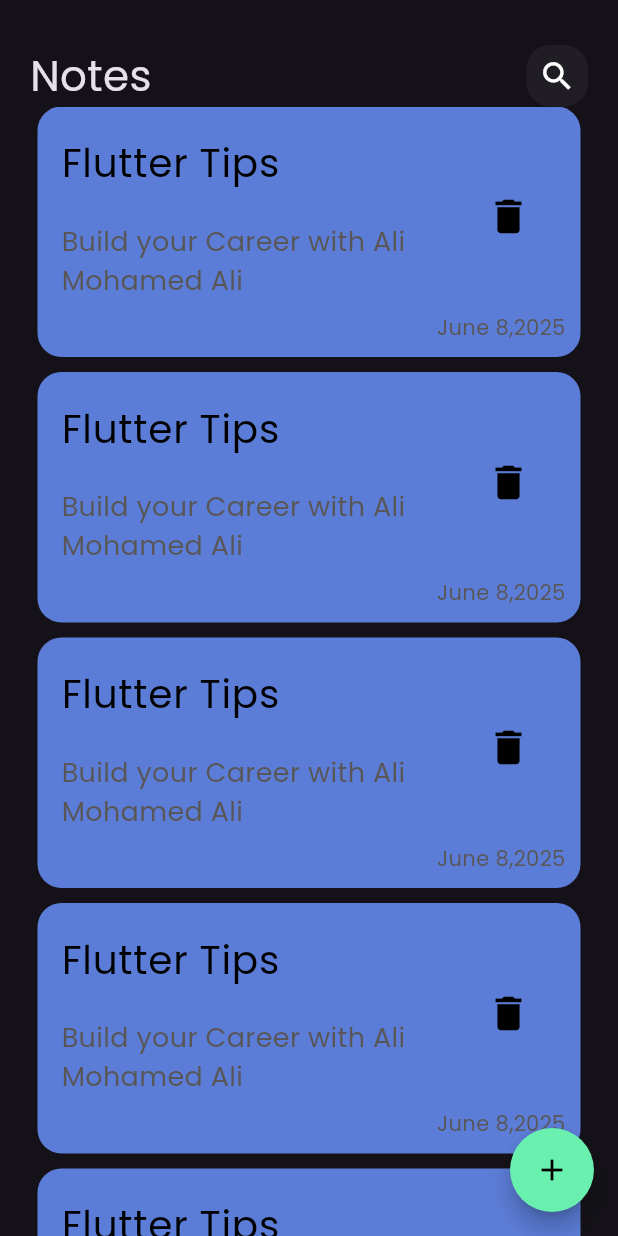
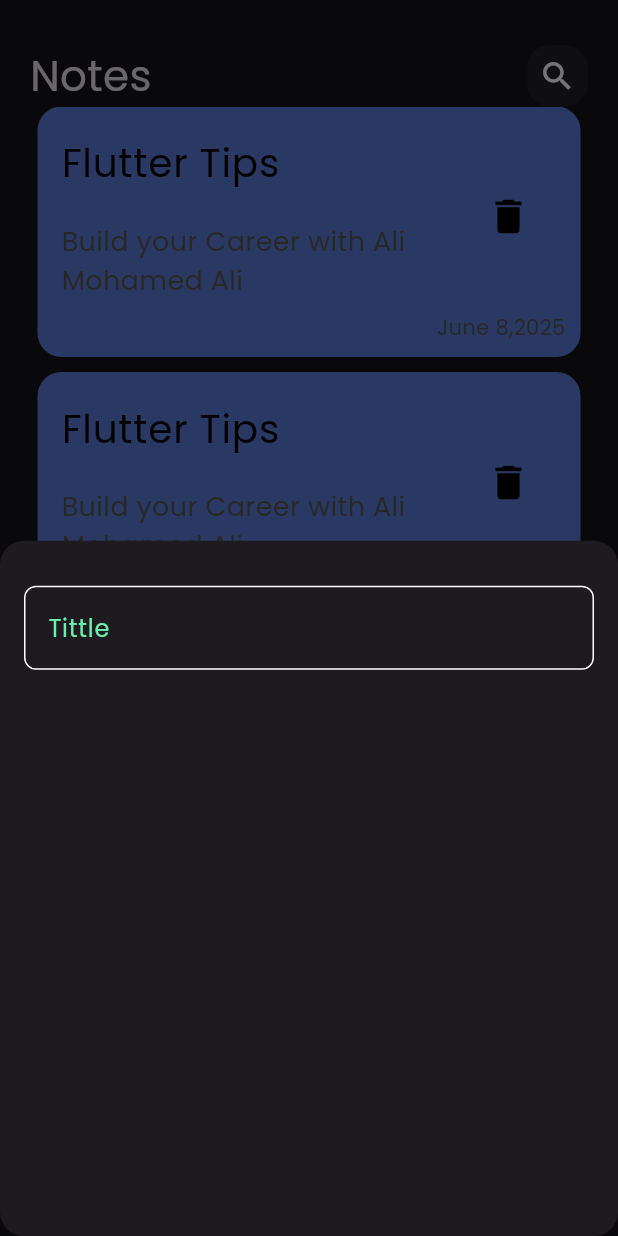
Before and after one commit to AliMohamedAli25/notesapp, a Flutter app: the screen it shows after launch, after a tap on the "add" icon, on a phone screen of 412 x 824 dp. Run offline on Flutter 3.47's test engine with Material 3 defaults, Android fonts, the phone set to English and light mode, and no system bars.

Commit message:
create cutom textfield

```diff
--- a/lib/views/notes_view.dart
+++ b/lib/views/notes_view.dart
@@ -1,4 +1,6 @@
 import 'package:flutter/material.dart';
+import 'package:notesapp/widgets/addnotesmodelsheet.dart';
+import 'package:notesapp/widgets/constants.dart';
 import 'package:notesapp/widgets/notes_body.dart';
 
 class NotesView extends StatelessWidget {
@@ -11,9 +13,19 @@ class NotesView extends StatelessWidget {
         shape: RoundedRectangleBorder(
           borderRadius: BorderRadius.circular(1000),
         ),
-        onPressed: () {},
+        onPressed: () {
+          showModalBottomSheet(
+            shape: RoundedRectangleBorder(
+              borderRadius: BorderRadius.circular(16),
+            ),
+            context: context,
+            builder: (context) {
+              return addnotesmodelsheet();
+            },
+          );
+        },
         child: Icon(Icons.add, color: Colors.black),
-        backgroundColor: Colors.greenAccent,
+        backgroundColor: kprimarycolor,
       ),
 
       body: const NotesBody(),
--- /dev/null
+++ b/lib/widgets/addnotesmodelsheet.dart
@@ -0,0 +1,21 @@
+import 'package:flutter/material.dart';
+import 'package:notesapp/widgets/customtextfield.dart';
+
+class addnotesmodelsheet extends StatelessWidget {
+  const addnotesmodelsheet({super.key});
+
+  @override
+  Widget build(BuildContext context) {
+    return Container(
+      child: Column(
+        children: [
+          SizedBox(height: 30),
+          Padding(
+            padding: const EdgeInsets.symmetric(horizontal: 16),
+            child: Customtextfield(),
+          ),
+        ],
+      ),
+    );
+  }
+}
--- /dev/null
+++ b/lib/widgets/constants.dart
@@ -0,0 +1,3 @@
+import 'package:flutter/material.dart';
+
+const kprimarycolor = Colors.greenAccent;
--- /dev/null
+++ b/lib/widgets/customtextfield.dart
@@ -0,0 +1,26 @@
+import 'package:flutter/material.dart';
+import 'package:notesapp/widgets/constants.dart';
+
+class Customtextfield extends StatelessWidget {
+  const Customtextfield({super.key});
+
+  @override
+  Widget build(BuildContext context) {
+    return TextField(
+      cursorColor: kprimarycolor,
+      decoration: InputDecoration(
+        hintText: 'Tittle',
+        hintStyle: TextStyle(color: kprimarycolor),
+        enabledBorder: borderbuilder(),
+        focusedBorder: borderbuilder(kprimarycolor),
+      ),
+    );
+  }
+
+  OutlineInputBorder borderbuilder([Color]) {
+    return OutlineInputBorder(
+      borderRadius: BorderRadius.circular(8),
+      borderSide: BorderSide(color: Color ?? Colors.white),
+    );
+  }
+}
```
